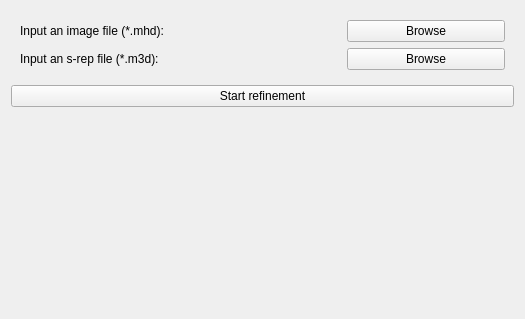
Qt form SkeletalRepresentationRefiner/Resources/UI/qSlicerSkeletalRepresentationRefinerModuleWidget.ui (KitwareMedical/SlicerSkeletalRepresentation) before a commit.
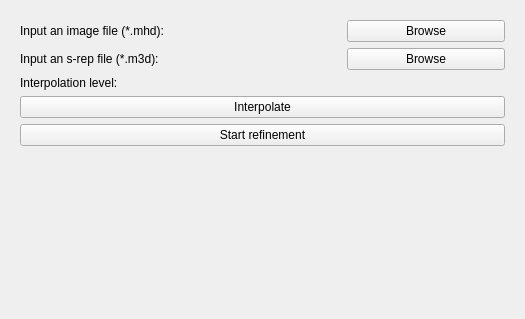
The same form after that commit. Custom widgets are drawn as their Qt base class.

Commit message: interpolate s-rep finished

```diff
--- a/SkeletalRepresentationRefiner/Resources/UI/qSlicerSkeletalRepresentationRefinerModuleWidget.ui
+++ b/SkeletalRepresentationRefiner/Resources/UI/qSlicerSkeletalRepresentationRefinerModuleWidget.ui
@@ -70,7 +70,41 @@
         </item>
        </layout>
       </item>
-     </layout>
+      <item>
+       <layout class="QHBoxLayout" name="horizontalLayout_3">
+        <item>
+         <widget class="QLabel" name="label">
+          <property name="text">
+           <string>Interpolation level:</string>
+          </property>
+         </widget>
+        </item>
+        <item>
+         <widget class="qMRMLSliderWidget" name="sl_interp" native="true">
+          <property name="decimals" stdset="0">
+           <number>0</number>
+          </property>
+          <property name="pageStep" stdset="0">
+           <double>10.000000000000000</double>
+          </property>
+          <property name="minimum" stdset="0">
+           <double>1.000000000000000</double>
+          </property>
+          <property name="maximum" stdset="0">
+           <double>15.000000000000000</double>
+          </property>
+          <property name="value" stdset="0">
+           <double>3.000000000000000</double>
+          </property>
+         </widget>
+        </item>
+       </layout>
+      </item>
+      <item>
+       <widget class="QPushButton" name="btn_interp">
+        <property name="text">
+         <string>Interpolate</string>
+        </property>
     </widget>
    </item>
    <item>
@@ -80,6 +114,9 @@
      </property>
     </widget>
    </item>
+     </layout>
+    </widget>
+   </item>
    <item>
     <spacer name="verticalSpacer">
      <property name="orientation">
@@ -96,6 +133,11 @@
   </layout>
  </widget>
  <customwidgets>
+  <customwidget>
+   <class>qMRMLSliderWidget</class>
+   <extends>QWidget</extends>
+   <header>qMRMLSliderWidget.h</header>
+  </customwidget>
   <customwidget>
    <class>qSlicerWidget</class>
    <extends>QWidget</extends>
```
Lines whose indentation alone changed are shown as unchanged. The commit also changes 18 other files.
